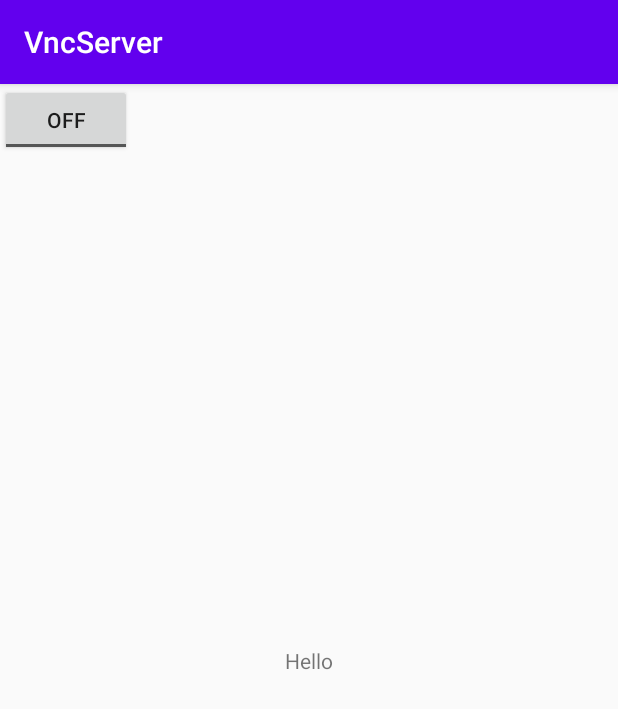
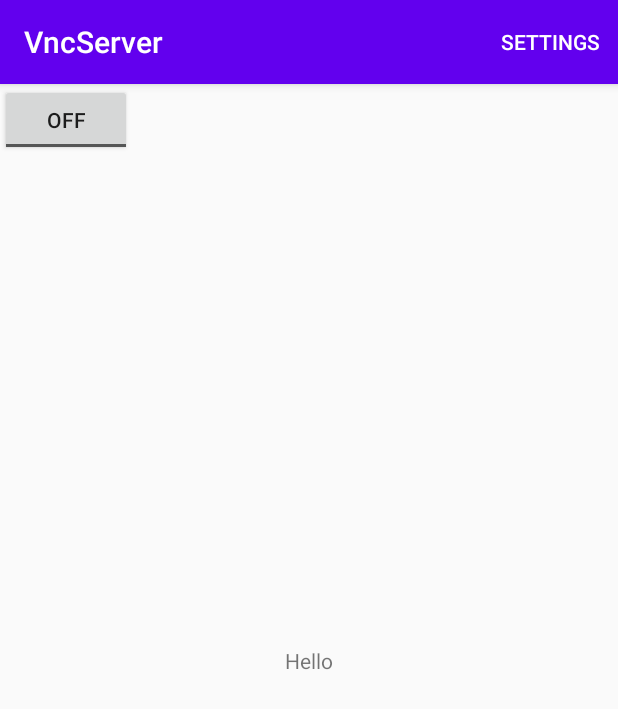
Before and after one commit to andr2000/android-vncserver, an Android app: the screen it shows after launch (MainActivity), on a phone screen of 412 x 824 dp. Shown: the top 709 px of the screen. Run offline under Robolectric (Android 15) with nearby library versions, the phone set to English and light mode, and no system bars.

Commit message:
Add settings activity
Signed-off-by: Oleksandr Andrushchenko <andr2000@gmail.com>

```diff
--- a/app/build.gradle
+++ b/app/build.gradle
@@ -43,6 +43,7 @@ dependencies {
     implementation fileTree(dir: "libs", include: ["*.jar"])
     implementation 'androidx.appcompat:appcompat:1.1.0'
     implementation 'androidx.constraintlayout:constraintlayout:1.1.3'
+    implementation 'androidx.preference:preference:1.1.1'
     testImplementation 'junit:junit:4.12'
     androidTestImplementation 'androidx.test.ext:junit:1.1.1'
     androidTestImplementation 'androidx.test.espresso:espresso-core:3.2.0'
--- a/app/src/main/java/com/a2k/vncserver/MainActivity.java
+++ b/app/src/main/java/com/a2k/vncserver/MainActivity.java
@@ -5,18 +5,24 @@ import android.content.ComponentName;
 import android.content.Context;
 import android.content.Intent;
 import android.content.ServiceConnection;
+import android.content.SharedPreferences;
 import android.content.res.Configuration;
 import android.media.projection.MediaProjectionManager;
 import android.os.Bundle;
 import android.os.IBinder;
 import android.util.Log;
+import android.view.Menu;
+import android.view.MenuInflater;
+import android.view.MenuItem;
 import android.view.View;
 import android.widget.TextView;
 import android.widget.ToggleButton;
 
 import androidx.appcompat.app.AppCompatActivity;
+import androidx.preference.PreferenceManager;
 
-public class MainActivity extends AppCompatActivity {
+public class MainActivity extends AppCompatActivity implements
+        SharedPreferences.OnSharedPreferenceChangeListener {
     public static final String TAG = "vncserver";
     private static final int PERMISSION_CODE = 1;
 
@@ -26,6 +32,8 @@ public class MainActivity extends AppCompatActivity {
     private VncProjectionService mVncProjectionService;
 
     private int mCurrentRotation;
+
+    private boolean mDimBrightness;
 
     @Override
     protected void onCreate(Bundle savedInstanceState) {
@@ -45,6 +53,16 @@ public class MainActivity extends AppCompatActivity {
 
         mMediaProjectionManager = (MediaProjectionManager) getSystemService(
                 Context.MEDIA_PROJECTION_SERVICE);
+
+        setupSharedPreferences();
+    }
+
+    @Override
+    protected void onDestroy() {
+        super.onDestroy();
+        SharedPreferences sharedPreferences =
+                PreferenceManager.getDefaultSharedPreferences(this);
+        sharedPreferences.unregisterOnSharedPreferenceChangeListener(this);
     }
 
     @SuppressLint("MissingSuperCall")
@@ -96,6 +114,45 @@ public class MainActivity extends AppCompatActivity {
         handleRotationChange();
     }
 
+    @Override
+    public boolean onCreateOptionsMenu(Menu menu) {
+        MenuInflater menuInflater = getMenuInflater();
+        menuInflater.inflate(R.menu.settings_menu, menu);
+        return true;
+    }
+
+    @Override
+    public boolean onOptionsItemSelected(MenuItem item) {
+        int id = item.getItemId();
+        if (id == R.id.action_settings) {
+            Intent intent = new Intent(MainActivity.this,
+                    SettingsActivity.class);
+            startActivity(intent);
+            return true;
+        }
+        return super.onOptionsItemSelected(item);
+    }
+
+    private void getPreferenceBrightness(SharedPreferences sharedPreferences) {
+        mDimBrightness = sharedPreferences.getBoolean(
+                SettingsActivity.CLIENT_BRIGHTESS_KEY,true);
+    }
+
+    private void setupSharedPreferences() {
+        SharedPreferences sharedPreferences =
+                PreferenceManager.getDefaultSharedPreferences(this);
+        sharedPreferences.registerOnSharedPreferenceChangeListener(this);
+
+        getPreferenceBrightness(sharedPreferences);
+    }
+
+    @Override
+    public void onSharedPreferenceChanged(SharedPreferences sharedPreferences, String key) {
+        if (key.endsWith(SettingsActivity.CLIENT_BRIGHTESS_KEY)) {
+            getPreferenceBrightness(sharedPreferences);
+        }
+    }
+
     private ServiceConnection mVncConnection = new ServiceConnection()
     {
         @Override
--- /dev/null
+++ b/app/src/main/res/menu/settings_menu.xml
@@ -0,0 +1,10 @@
+<?xml version="1.0" encoding="utf-8"?>
+<menu xmlns:android="http://schemas.android.com/apk/res/android"
+    xmlns:app="http://schemas.android.com/apk/res-auto">
+
+    <item
+        android:id="@+id/action_settings"
+        android:orderInCategory="100"
+        android:title="@string/action_settings"
+        app:showAsAction="always" />
+</menu>
--- a/app/src/main/res/values/strings.xml
+++ b/app/src/main/res/values/strings.xml
@@ -1,3 +1,9 @@
 <resources>
     <string name="app_name">VncServer</string>
+    <string name="title_activity_settings">SettingsActivity</string>
+
+    <string name="client_header">Client connection</string>
+
+    <string name="client_brightness">Dim brightness</string>
+    <string name="action_settings">Settings</string>
 </resources>
```
Also changed, not shown: app/src/main/AndroidManifest.xml (+16 -4 lines), app/src/main/java/com/a2k/vncserver/SettingsActivity.java (added, +32 -0 lines), app/src/main/res/layout/settings_activity.xml (added, +9 -0 lines), app/src/main/res/xml/root_preferences.xml (added, +11 -0 lines).
